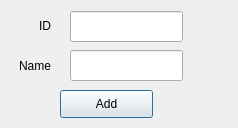
Above: ui/add_step_phase.ui from d-benvenuti/xes-refmodel-pipeline-generator before the change. Below: the same form after it.
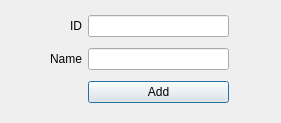
That is the form after the change.

Commit message: Started improving UI with layouts and fixed a bug happening while closing the dialog window to delete or link objects.

The edit to the form file:
```diff
--- a/ui/add_step_phase.ui
+++ b/ui/add_step_phase.ui
@@ -6,23 +6,26 @@
    <rect>
     <x>0</x>
     <y>0</y>
-    <width>238</width>
-    <height>128</height>
+    <width>281</width>
+    <height>123</height>
    </rect>
   </property>
   <property name="windowTitle">
    <string>Add Step Phase</string>
   </property>
   <widget class="QWidget" name="centralwidget">
-   <widget class="QLabel" name="label_id">
+   <widget class="QWidget" name="">
     <property name="geometry">
      <rect>
-      <x>20</x>
+      <x>50</x>
       <y>10</y>
-      <width>31</width>
-      <height>31</height>
+      <width>179</width>
+      <height>101</height>
      </rect>
     </property>
+    <layout class="QGridLayout" name="gridLayout">
+     <item row="0" column="0">
+      <widget class="QLabel" name="label_id">
     <property name="layoutDirection">
      <enum>Qt::RightToLeft</enum>
     </property>
@@ -33,15 +36,12 @@
      <set>Qt::AlignRight|Qt::AlignTrailing|Qt::AlignVCenter</set>
     </property>
    </widget>
+     </item>
+     <item row="0" column="1">
+      <widget class="QLineEdit" name="lineEdit_id"/>
+     </item>
+     <item row="1" column="0">
    <widget class="QLabel" name="label_name">
-    <property name="geometry">
-     <rect>
-      <x>10</x>
-      <y>50</y>
-      <width>41</width>
-      <height>31</height>
-     </rect>
-    </property>
     <property name="text">
      <string>Name</string>
     </property>
@@ -49,15 +49,12 @@
      <set>Qt::AlignRight|Qt::AlignTrailing|Qt::AlignVCenter</set>
     </property>
    </widget>
+     </item>
+     <item row="1" column="1">
+      <widget class="QLineEdit" name="lineEdit_name"/>
+     </item>
+     <item row="2" column="1">
    <widget class="QPushButton" name="add_button">
-    <property name="geometry">
-     <rect>
-      <x>60</x>
-      <y>90</y>
-      <width>93</width>
-      <height>28</height>
-     </rect>
-    </property>
     <property name="text">
      <string>Add</string>
     </property>
@@ -68,25 +65,8 @@
      <bool>true</bool>
     </property>
    </widget>
-   <widget class="QLineEdit" name="lineEdit_id">
-    <property name="geometry">
-     <rect>
-      <x>70</x>
-      <y>11</y>
-      <width>113</width>
-      <height>31</height>
-     </rect>
-    </property>
-   </widget>
-   <widget class="QLineEdit" name="lineEdit_name">
-    <property name="geometry">
-     <rect>
-      <x>70</x>
-      <y>50</y>
-      <width>113</width>
-      <height>31</height>
-     </rect>
-    </property>
+     </item>
+    </layout>
    </widget>
   </widget>
  </widget>
```
Lines whose indentation alone changed are shown as unchanged. The commit also changes 18 other files.
